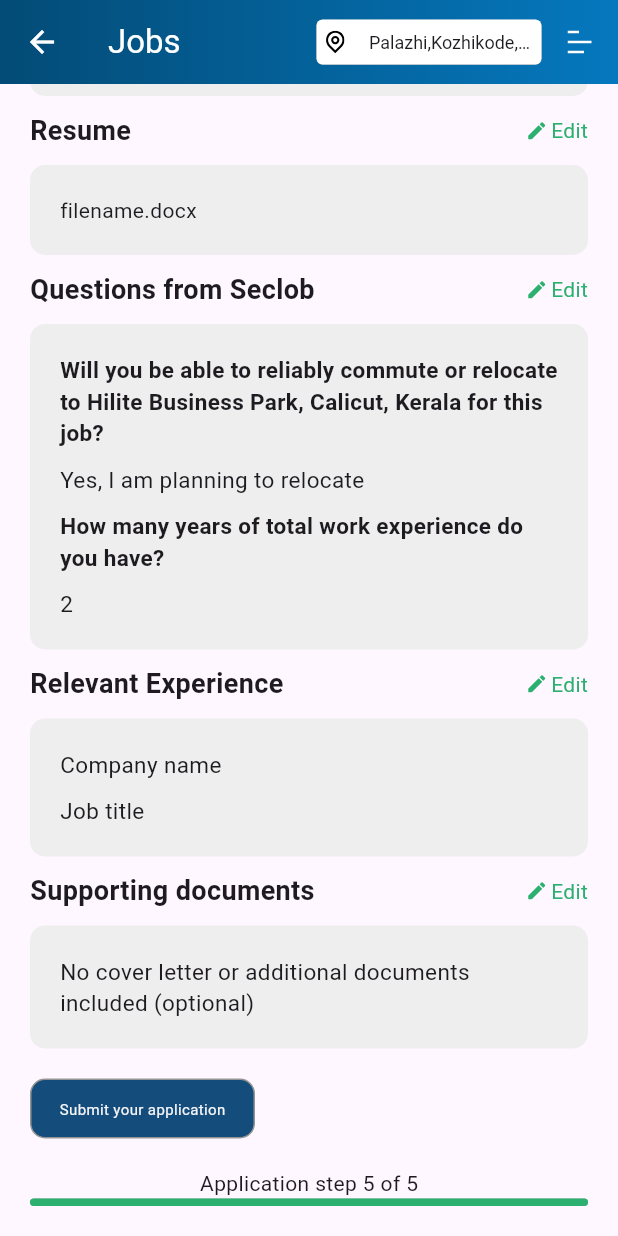
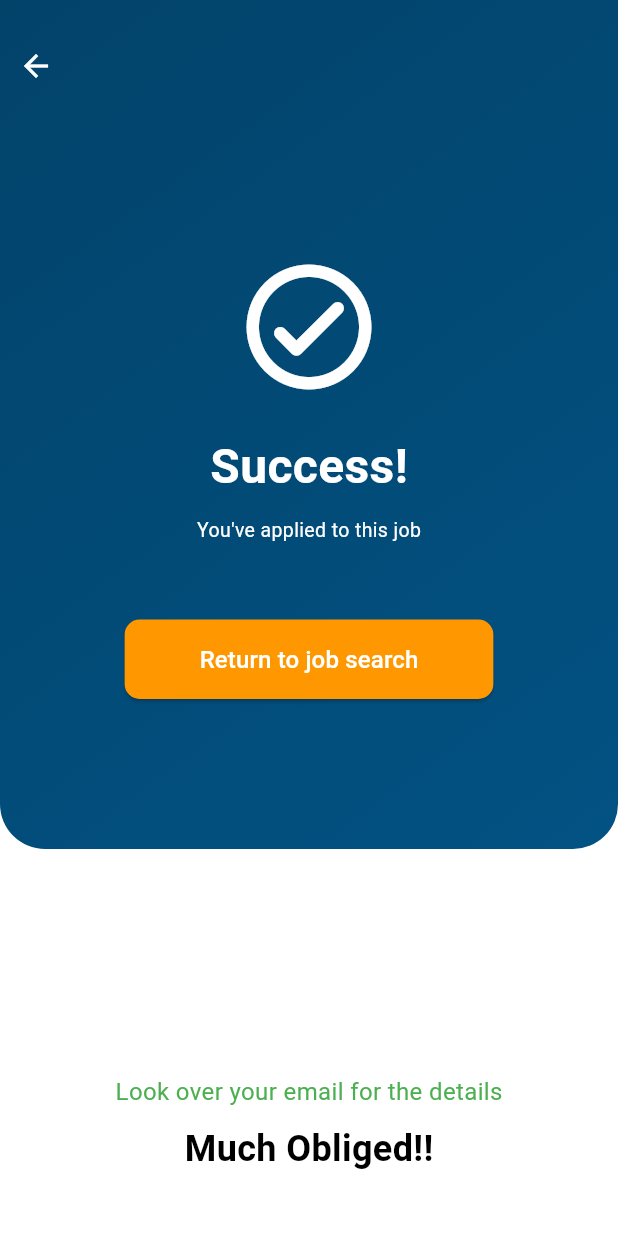
Before and after one commit to seclobproject/seclob-app-new, a Flutter app: the ApplicationOverview screen opened directly, scrolled down 335 dp, after a tap on "Submit your application", on a phone screen of 412 x 824 dp. Run offline on Flutter 3.47's test engine with Material 3 defaults, Android fonts, the phone set to English and light mode, and no system bars; our stand-ins replace carousel_slider, fl_chart, flutter_rating_bar, flutter_svg, intl_phone_field.

Commit message:
success screen

```diff
--- a/lib/screens/home_page/job_page/jobform/application_overview.dart
+++ b/lib/screens/home_page/job_page/jobform/application_overview.dart
@@ -1,6 +1,7 @@
 import 'package:flutter/material.dart';
 import 'package:seclob_pro/resources/color.dart';
 import 'package:seclob_pro/screens/home_page/job_page/jobform/questions.dart';
+import 'package:seclob_pro/screens/home_page/job_page/jobform/success_screen.dart';
 import 'package:seclob_pro/widgets/appbar_common.dart';
 import 'package:seclob_pro/widgets/application_progress.dart';
 
@@ -297,10 +298,10 @@ class _ApplicationOverviewState extends State<ApplicationOverview> {
 
               GestureDetector(
                               onTap: (){
-                                // Navigator.push(
-                                //   context,
-                                //   MaterialPageRoute(builder: (context) => QuestionsScreen()),
-                                // );
+                                Navigator.push(
+                                  context,
+                                  MaterialPageRoute(builder: (context) => SuccessScreen()),
+                                );
                               },
                               child: Container(
                                 height: 40,
--- /dev/null
+++ b/lib/screens/home_page/job_page/jobform/success_screen.dart
@@ -0,0 +1,119 @@
+import 'package:flutter/material.dart';
+
+import 'package:flutter_svg/flutter_svg.dart';
+import 'package:seclob_pro/resources/color.dart';
+import 'package:seclob_pro/screens/home_page/job_page/job.dart';
+import 'package:seclob_pro/screens/home_page/job_page/jobform/job_details.dart';
+
+class SuccessScreen extends StatefulWidget {
+  const SuccessScreen({super.key});
+
+  @override
+  State<SuccessScreen> createState() => _SuccessScreenState();
+}
+
+class _SuccessScreenState extends State<SuccessScreen> {
+  @override
+  Widget build(BuildContext context) {
+    return Scaffold(
+      backgroundColor: Colors.white, // Background color
+      body: Center(
+        child: Column(
+          children: [
+            Container(
+              width: double.infinity,
+              decoration: BoxDecoration(
+                gradient: LinearGradient(
+                begin: Alignment.topLeft,
+                end: Alignment.bottomRight,
+                colors: <Color>[Color.fromRGBO(2, 67, 106, 1), Color.fromRGBO(2, 82, 131, 1)]),
+              borderRadius: BorderRadius.only(bottomLeft: Radius.circular(30),bottomRight: Radius.circular(30))
+              ),
+
+              child: Column(
+                  mainAxisAlignment: MainAxisAlignment.center,
+                  children: <Widget>[
+                    SizedBox(
+                      height: 20,
+                    ),
+                    Align(
+                      alignment: Alignment.centerLeft,
+                      child: IconButton(
+                          onPressed: () {
+                            Navigator.of(context).pop();
+                          },
+                          icon: Icon(
+                            Icons.arrow_back,
+                            color: Colors.white,
+                          )),
+                    ),
+                    SizedBox(
+                      height: 100,
+                    ),
+                    Icon(
+                      Icons.check_circle_outline_rounded,
+                      color: Colors.white,
+                      size: 100,
+                    ),
+                    SizedBox(height: 20),
+                    Text(
+                      'Success!',
+                      style: TextStyle(
+                        color: Colors.white,
+                        fontSize: 32,
+                        fontWeight: FontWeight.bold,
+                      ),
+                    ),
+                    SizedBox(height: 10),
+                    Text(
+                      "You've applied to this job",
+                      style: TextStyle(
+                        color: Colors.white,
+                        fontSize: 13,
+                      ),
+                    ),
+                    SizedBox(height: 50),
+                    ElevatedButton(
+                      onPressed: () {
+                        // Add navigation back to job search functionality
+                        Navigator.of(context).pushReplacement(MaterialPageRoute(builder: (context)=>job()));
+                      },
+                      style: ElevatedButton.styleFrom(
+                        backgroundColor: Colors.orange,
+                        padding:
+                            EdgeInsets.symmetric(horizontal: 50, vertical: 15),
+                        shape: RoundedRectangleBorder(
+                          borderRadius: BorderRadius.circular(10),
+                        ),
+                      ),
+                      child: Text(
+                        'Return to job search',
+                        style: TextStyle(fontSize: 16, color: Colors.white),
+                      ),
+                    ),
+                    SizedBox(height: 100,)
+                  ]),
+            ),
+            SizedBox(height: 150),
+            Text(
+              'Look over your email for the details',
+              style: TextStyle(
+                color: Colors.green,
+                fontSize: 16,
+              ),
+            ),
+            SizedBox(height: 10),
+            Text(
+              'Much Obliged!!',
+              style: TextStyle(
+                color: Colors.black,
+                fontSize: 24,
+                fontWeight: FontWeight.bold,
+              ),
+            ),
+          ],
+        ),
+      ),
+    );
+  }
+}
```
Also changed, not shown: assets/svg/success.svg.
